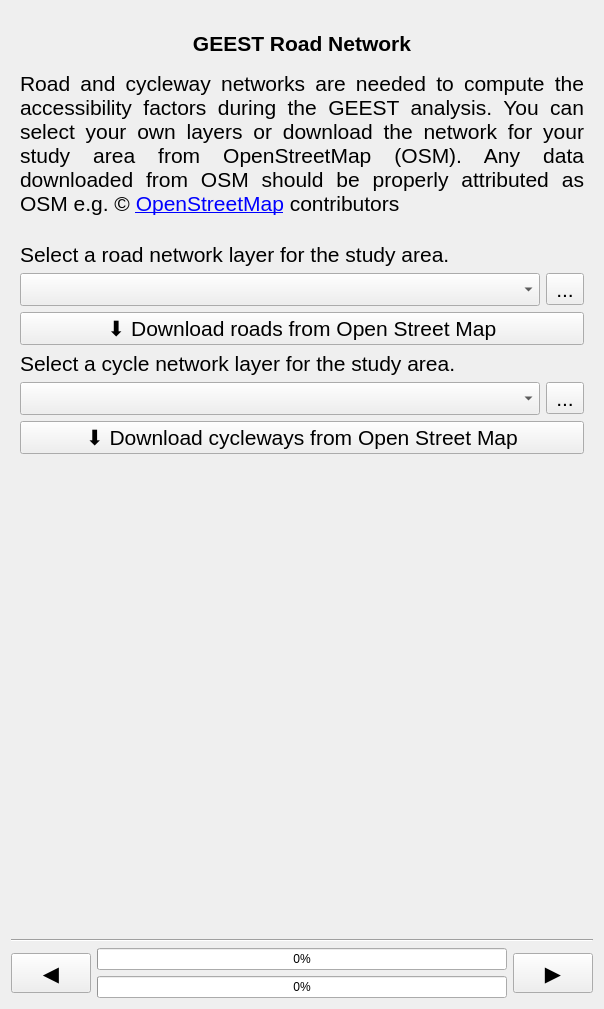
worldbank/GEEST, file geest/ui/road_network_panel_base.ui: the form before one commit.
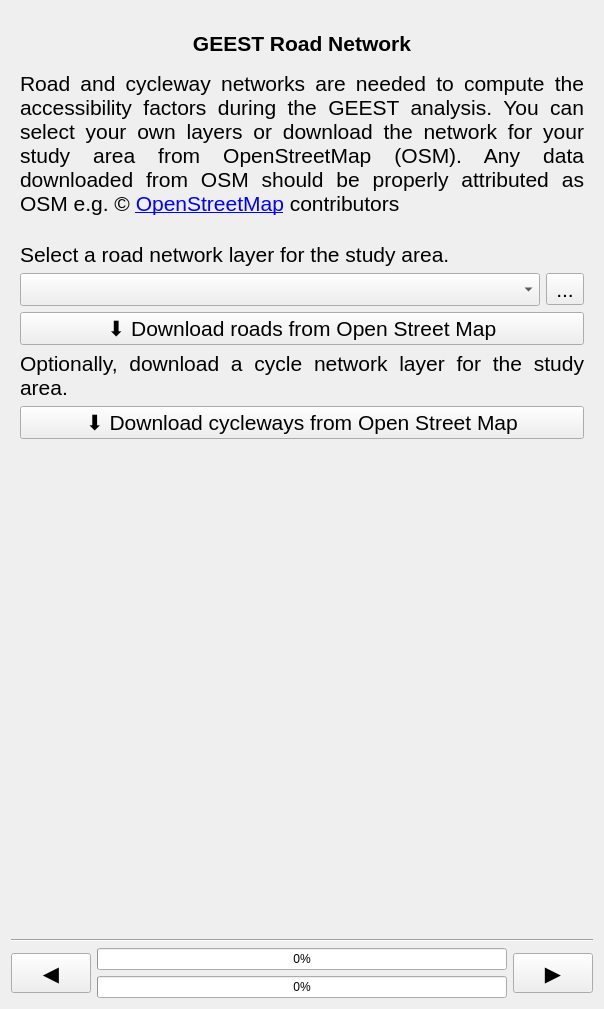
The form after the commit. Icons and pictures are not drawn. Custom widgets are drawn as their Qt base class.

```diff
--- a/geest/ui/road_network_panel_base.ui
+++ b/geest/ui/road_network_panel_base.ui
@@ -161,7 +161,7 @@
        <string notr="true"/>
       </property>
       <layout class="QGridLayout" name="gridLayout_3">
-       <item row="0" column="0">
+       <item row="0" column="0" colspan="2">
         <widget class="QLabel" name="description">
          <property name="font">
           <font>
@@ -198,7 +198,7 @@
          </property>
         </widget>
        </item>
-       <item row="2" column="0">
+       <item row="2" column="0" colspan="2">
         <widget class="QLabel" name="description4">
          <property name="font">
           <font>
@@ -219,7 +219,7 @@
          </property>
         </widget>
        </item>
-       <item row="3" column="0">
+       <item row="3" column="0" colspan="2">
         <layout class="QHBoxLayout" name="horizontalLayout_3">
          <property name="spacing">
           <number>6</number>
@@ -247,7 +247,7 @@
          </item>
         </layout>
        </item>
-       <item row="4" column="0">
+       <item row="4" column="0" colspan="2">
         <widget class="QPushButton" name="download_road_layer_button">
          <property name="font">
           <font>
@@ -259,7 +259,7 @@
          </property>
         </widget>
        </item>
-       <item row="5" column="0">
+       <item row="5" column="0" colspan="2">
         <widget class="QLabel" name="description5">
          <property name="font">
           <font>
@@ -267,7 +267,7 @@
           </font>
          </property>
          <property name="text">
-          <string>Select a cycle network layer for the study area.</string>
+          <string>Optionally, download a cycle network layer for the study area.</string>
          </property>
          <property name="textFormat">
           <enum>Qt::MarkdownText</enum>
@@ -280,35 +280,7 @@
          </property>
         </widget>
        </item>
-       <item row="6" column="0">
-        <layout class="QHBoxLayout" name="horizontalLayout_4">
-         <property name="spacing">
-          <number>6</number>
-         </property>
-         <item>
-          <widget class="QgsMapLayerComboBox" name="cycle_layer_combo">
-           <property name="font">
-            <font>
-             <pointsize>16</pointsize>
-            </font>
-           </property>
-          </widget>
-         </item>
-         <item>
-          <widget class="QToolButton" name="load_cycle_layer_button">
-           <property name="font">
-            <font>
-             <pointsize>16</pointsize>
-            </font>
-           </property>
-           <property name="text">
-            <string>...</string>
-           </property>
-          </widget>
-         </item>
-        </layout>
-       </item>
-       <item row="7" column="0">
+       <item row="6" column="0" colspan="2">
         <widget class="QPushButton" name="download_cycle_layer_button">
          <property name="font">
           <font>
@@ -320,7 +292,7 @@
          </property>
         </widget>
        </item>
-       <item row="8" column="0">
+       <item row="7" column="1">
         <spacer name="verticalSpacer">
          <property name="orientation">
           <enum>Qt::Vertical</enum>
```
Left out of the diff: 2 changed lines with no effect on the pictures.
